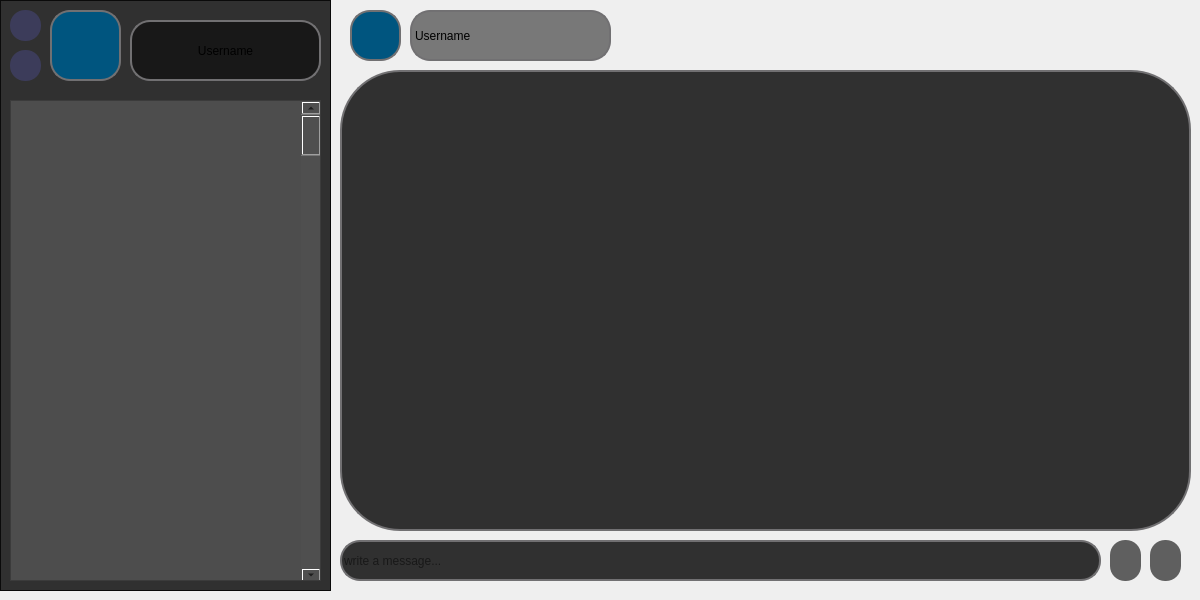
First picture: the form in messenger/chatpage.ui, repository aliomidi3002/Messenger, before the edit.
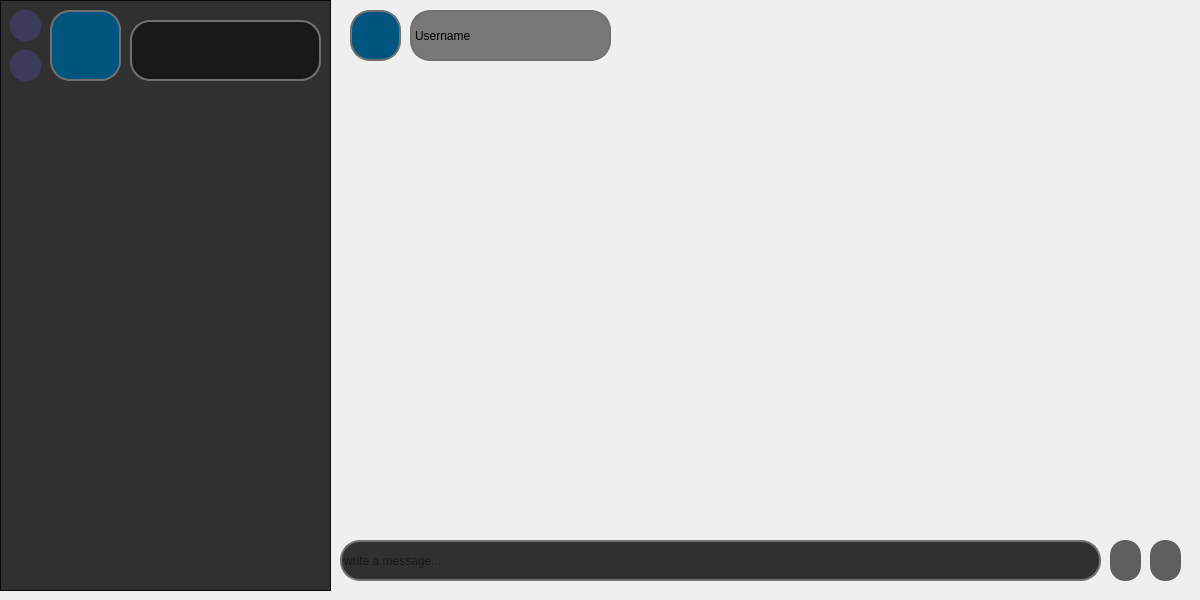
Second picture: the form after the edit. Icons and pictures are not drawn.

The edit to the form file:
```diff
--- a/messenger/chatpage.ui
+++ b/messenger/chatpage.ui
@@ -35,30 +35,6 @@
 
 </string>
   </property>
-  <widget class="QTextEdit" name="textEdit">
-   <property name="geometry">
-    <rect>
-     <x>340</x>
-     <y>70</y>
-     <width>851</width>
-     <height>461</height>
-    </rect>
-   </property>
-   <property name="styleSheet">
-    <string notr="true">border-radius:60px;
-border: 2px solid #717072;;</string>
-   </property>
-   <property name="html">
-    <string>&lt;!DOCTYPE HTML PUBLIC &quot;-//W3C//DTD HTML 4.0//EN&quot; &quot;http://www.w3.org/TR/REC-html40/strict.dtd&quot;&gt;
-&lt;html&gt;&lt;head&gt;&lt;meta name=&quot;qrichtext&quot; content=&quot;1&quot; /&gt;&lt;meta charset=&quot;utf-8&quot; /&gt;&lt;style type=&quot;text/css&quot;&gt;
-p, li { white-space: pre-wrap; }
-hr { height: 1px; border-width: 0; }
-li.unchecked::marker { content: &quot;\2610&quot;; }
-li.checked::marker { content: &quot;\2612&quot;; }
-&lt;/style&gt;&lt;/head&gt;&lt;body style=&quot; font-family:'Segoe UI'; font-size:9pt; font-weight:400; font-style:normal;&quot;&gt;
-&lt;p style=&quot;-qt-paragraph-type:empty; margin-top:0px; margin-bottom:0px; margin-left:0px; margin-right:0px; -qt-block-indent:0; text-indent:0px;&quot;&gt;&lt;br /&gt;&lt;/p&gt;&lt;/body&gt;&lt;/html&gt;</string>
-   </property>
-  </widget>
   <widget class="QFrame" name="frame">
    <property name="geometry">
     <rect>
@@ -167,54 +143,12 @@
 </string>
     </property>
     <property name="text">
-     <string>Username</string>
+     <string/>
     </property>
     <property name="alignment">
      <set>Qt::AlignCenter</set>
     </property>
    </widget>
-   <widget class="QScrollArea" name="scrollArea">
-    <property name="geometry">
-     <rect>
-      <x>10</x>
-      <y>100</y>
-      <width>311</width>
-      <height>481</height>
-     </rect>
-    </property>
-    <property name="styleSheet">
-     <string notr="true">background-color: rgb(77, 77, 77);</string>
-    </property>
-    <property name="widgetResizable">
-     <bool>true</bool>
-    </property>
-    <widget class="QWidget" name="scrollAreaWidgetContents">
-     <property name="geometry">
-      <rect>
-       <x>0</x>
-       <y>0</y>
-       <width>309</width>
-       <height>479</height>
-      </rect>
-     </property>
-     <widget class="QScrollBar" name="verticalScrollBar">
-      <property name="geometry">
-       <rect>
-        <x>290</x>
-        <y>0</y>
-        <width>20</width>
-        <height>481</height>
-       </rect>
-      </property>
-      <property name="styleSheet">
-       <string notr="true">background-color: rgb(79, 79, 79);</string>
-      </property>
-      <property name="orientation">
-       <enum>Qt::Vertical</enum>
-      </property>
-     </widget>
-    </widget>
-   </widget>
   </widget>
   <widget class="QToolButton" name="toolButton_2">
    <property name="geometry">
```
